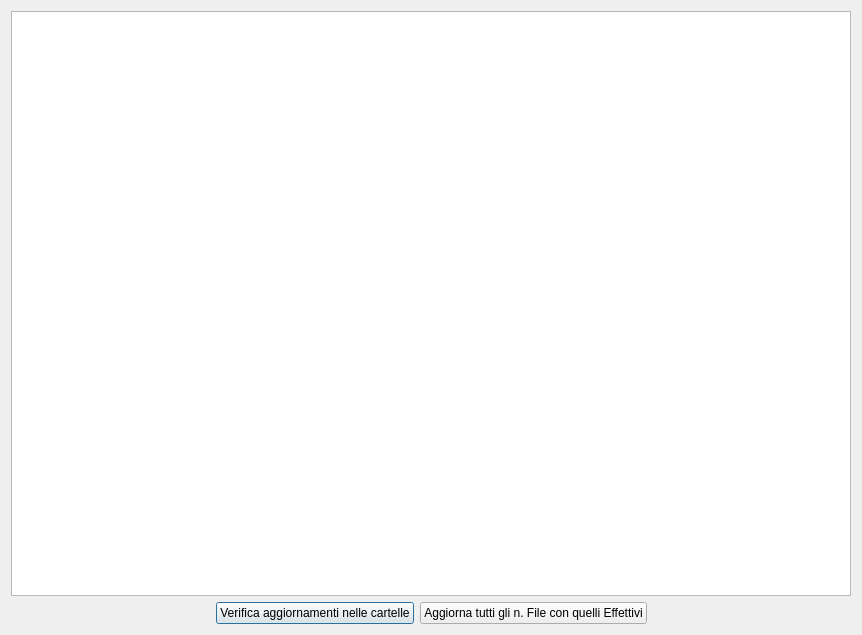
First picture: the form in verificaaggiornamenti.ui, repository tarateo78/Praticometro, before the edit.
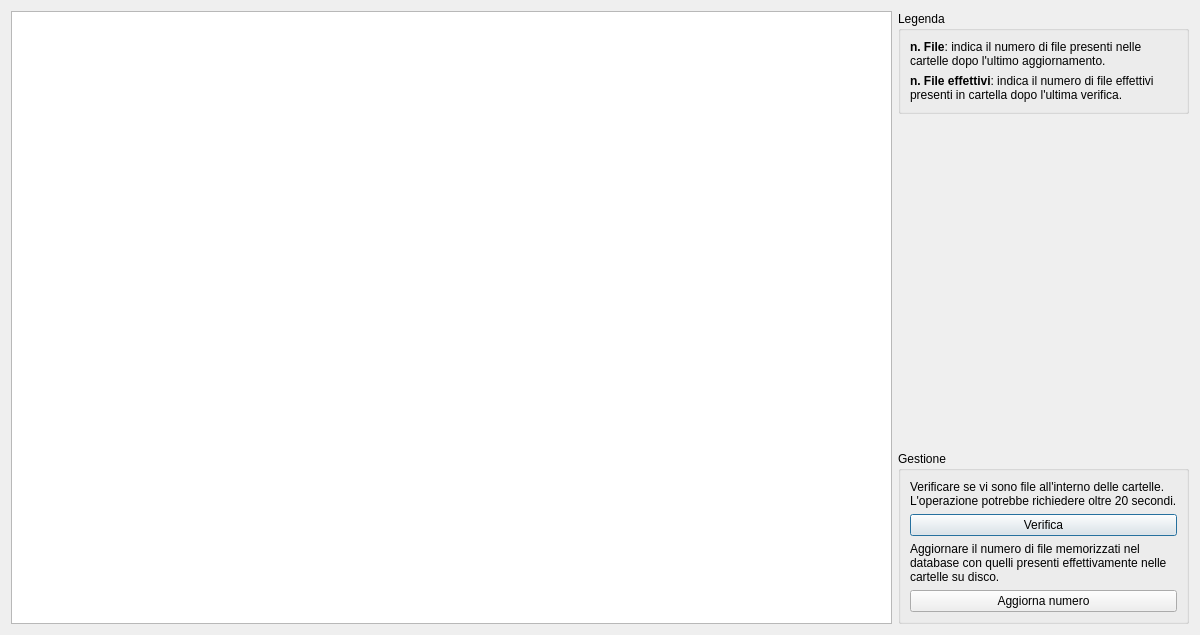
Second picture: the form after the edit.

Commit message: Aggiornata finestra "Verifica Aggiornamenti"

What changed in the file:
```diff
--- a/verificaaggiornamenti.ui
+++ b/verificaaggiornamenti.ui
@@ -6,7 +6,7 @@
    <rect>
     <x>0</x>
     <y>0</y>
-    <width>862</width>
+    <width>1200</width>
     <height>635</height>
    </rect>
   </property>
@@ -15,7 +15,7 @@
   </property>
   <layout class="QVBoxLayout" name="verticalLayout_2">
    <item>
-    <layout class="QVBoxLayout" name="verticalLayout">
+    <layout class="QHBoxLayout" name="horizontalLayout_2">
      <item>
       <widget class="QTableWidget" name="tableWidget">
        <property name="selectionBehavior">
@@ -24,47 +24,92 @@
       </widget>
      </item>
      <item>
-      <layout class="QHBoxLayout" name="horizontalLayout">
+      <layout class="QVBoxLayout" name="verticalLayout">
        <item>
-        <spacer name="horizontalSpacer">
-         <property name="orientation">
-          <enum>Qt::Horizontal</enum>
+        <widget class="QGroupBox" name="legenda">
+         <property name="title">
+          <string>Legenda</string>
          </property>
-         <property name="sizeHint" stdset="0">
-          <size>
-           <width>40</width>
-           <height>20</height>
-          </size>
-         </property>
-        </spacer>
-       </item>
-       <item>
-        <widget class="QPushButton" name="pushButton_2">
-         <property name="text">
-          <string>Verifica aggiornamenti nelle cartelle</string>
-         </property>
+         <layout class="QVBoxLayout" name="verticalLayout_4">
+          <item>
+           <widget class="QLabel" name="label_3">
+            <property name="text">
+             <string>&lt;b&gt;n. File&lt;/b&gt;: indica il numero di file presenti nelle cartelle dopo l'ultimo aggiornamento.</string>
+            </property>
+            <property name="wordWrap">
+             <bool>true</bool>
+            </property>
+           </widget>
+          </item>
+          <item>
+           <widget class="QLabel" name="label_4">
+            <property name="text">
+             <string>&lt;b&gt;n. File effettivi&lt;/b&gt;: indica il numero di file effettivi presenti in cartella dopo l'ultima verifica.</string>
+            </property>
+            <property name="wordWrap">
+             <bool>true</bool>
+            </property>
+           </widget>
+          </item>
+         </layout>
         </widget>
        </item>
        <item>
-        <widget class="QPushButton" name="pushButton">
-         <property name="text">
-          <string>Aggiorna tutti gli n. File con quelli Effettivi</string>
-         </property>
-        </widget>
-       </item>
-       <item>
-        <spacer name="horizontalSpacer_2">
+        <spacer name="verticalSpacer">
          <property name="orientation">
-          <enum>Qt::Horizontal</enum>
+          <enum>Qt::Vertical</enum>
          </property>
          <property name="sizeHint" stdset="0">
           <size>
-           <width>40</width>
-           <height>20</height>
+           <width>20</width>
+           <height>40</height>
           </size>
          </property>
         </spacer>
        </item>
+       <item>
+        <widget class="QGroupBox" name="gestione">
+         <property name="title">
+          <string>Gestione</string>
+         </property>
+         <layout class="QVBoxLayout" name="verticalLayout_3">
+          <item>
+           <widget class="QLabel" name="label">
+            <property name="text">
+             <string>Verificare se vi sono file all'interno delle cartelle. L'operazione potrebbe richiedere oltre 20 secondi.</string>
+            </property>
+            <property name="wordWrap">
+             <bool>true</bool>
+            </property>
+           </widget>
+          </item>
+          <item>
+           <widget class="QPushButton" name="verifica">
+            <property name="text">
+             <string>Verifica</string>
+            </property>
+           </widget>
+          </item>
+          <item>
+           <widget class="QLabel" name="label_2">
+            <property name="text">
+             <string>Aggiornare il numero di file memorizzati nel database con quelli presenti effettivamente nelle cartelle su disco.</string>
+            </property>
+            <property name="wordWrap">
+             <bool>true</bool>
+            </property>
+           </widget>
+          </item>
+          <item>
+           <widget class="QPushButton" name="aggiorna">
+            <property name="text">
+             <string>Aggiorna numero</string>
+            </property>
+           </widget>
+          </item>
+         </layout>
+        </widget>
+       </item>
       </layout>
      </item>
     </layout>
```
The commit also changes 2 other files.
